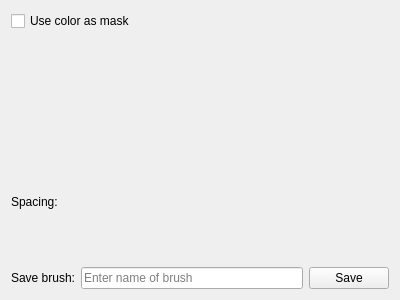
This is krita/plugins/paintops/libpaintop/forms/wdgclipboardbrush.ui in KDE/krita as Qt 5 draws it before an edit. The edited form follows.
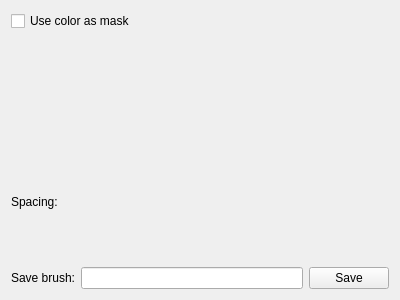
This is the edited form. Custom widgets are drawn as their Qt base class.

Commit message: placeholder is not supported in qt 4.6

The edit to the form file:
```diff
--- a/krita/plugins/paintops/libpaintop/forms/wdgclipboardbrush.ui
+++ b/krita/plugins/paintops/libpaintop/forms/wdgclipboardbrush.ui
@@ -105,9 +105,6 @@
      </item>
      <item>
       <widget class="QLineEdit" name="nameEdit">
-       <property name="placeholderText">
-        <string>Enter name of brush</string>
-       </property>
       </widget>
      </item>
      <item>
```
